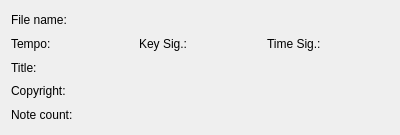
Before: the Qt Designer form qmpinfowindow.ui in chirs241097/QMidiPlayer, drawn with Qt 5.
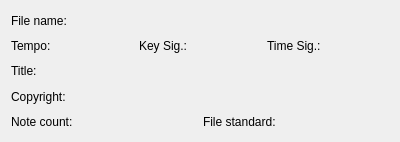
After: the same form once the commit is applied.

The edit to the form file:
```diff
--- a/qmpinfowindow.ui
+++ b/qmpinfowindow.ui
@@ -7,13 +7,13 @@
     <x>0</x>
     <y>0</y>
     <width>400</width>
-    <height>135</height>
+    <height>142</height>
    </rect>
   </property>
   <property name="minimumSize">
    <size>
     <width>400</width>
-    <height>135</height>
+    <height>142</height>
    </size>
   </property>
   <property name="windowTitle">
@@ -67,11 +67,22 @@
     </widget>
    </item>
    <item>
+    <layout class="QHBoxLayout" name="horizontalLayout_2">
+     <item>
     <widget class="QLabel" name="lbNoteCount">
      <property name="text">
       <string>Note count: </string>
      </property>
     </widget>
+     </item>
+     <item>
+      <widget class="QLabel" name="lbFileStandard">
+       <property name="text">
+        <string>File standard: </string>
+       </property>
+      </widget>
+     </item>
+    </layout>
    </item>
   </layout>
  </widget>
```
Lines whose indentation alone changed are shown as unchanged.
